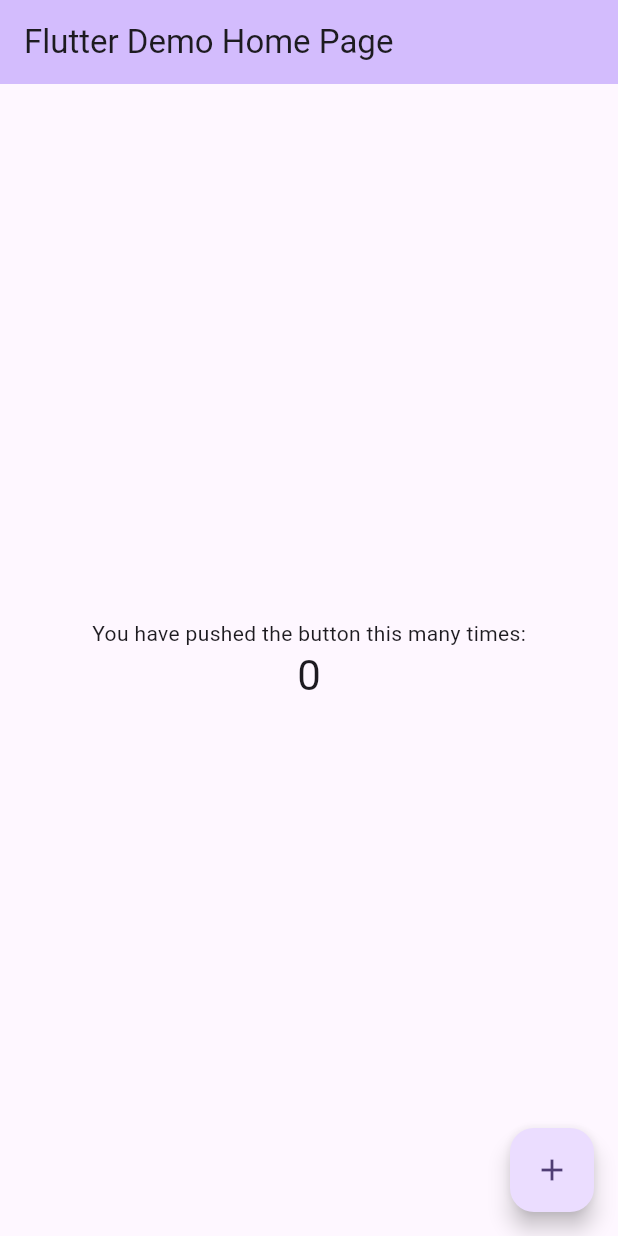
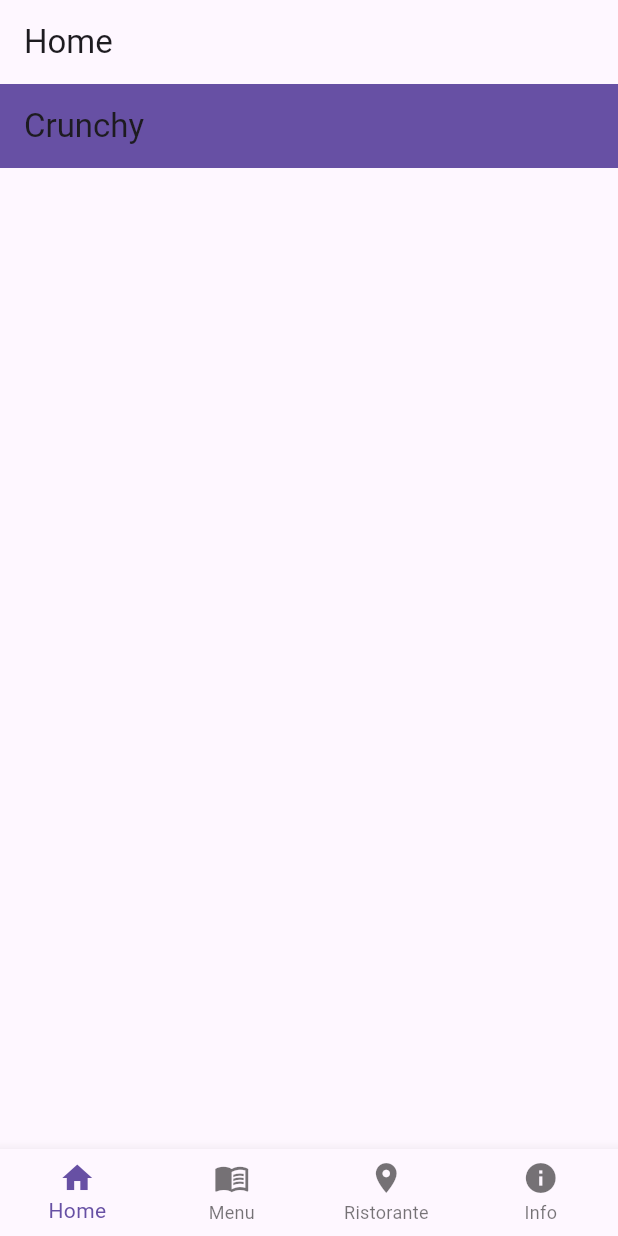
Before and after one commit to AandreaSp/crunchy, a Flutter app: the screen it shows after launch, on a phone screen of 412 x 824 dp. Run offline on Flutter 3.47's test engine with Material 3 defaults, Android fonts, the phone set to English and light mode, and no system bars.

Commit message:
creazione home

```diff
--- /dev/null
+++ b/lib/bottom_bar.dart
@@ -0,0 +1,60 @@
+import 'package:flutter/material.dart';
+import 'home.dart';
+//import 'menu.dart';
+//import 'location.dart';
+//import 'info.dart';
+
+class CrunchyBottomBar extends StatefulWidget {
+  const CrunchyBottomBar({super.key});
+
+  @override
+  State<CrunchyBottomBar> createState() => _CrunchyShellState();
+}
+
+class _CrunchyShellState extends State<CrunchyBottomBar> {
+  int _currentIndex = 0;
+
+  final _pages = const [
+    HomePage(),
+    // MenuPage(),
+    // LocationPage(),
+    // InfoPage(),
+  ];
+
+  final _titles = const ['Home', 'Menu', 'Location', 'Info'];
+
+  @override
+  Widget build(BuildContext context) {
+    return Scaffold(
+      appBar: AppBar(title: Text(_titles[_currentIndex])),
+      body: _pages[_currentIndex],
+      bottomNavigationBar: BottomNavigationBar(
+        currentIndex: _currentIndex,
+        onTap: (i) => setState(() => _currentIndex = i),
+        type: BottomNavigationBarType.fixed,
+        items: const [
+          BottomNavigationBarItem(
+            icon: Icon(Icons.home),
+            label: 'Home',
+            tooltip: 'Vai alla Home',
+          ),
+          BottomNavigationBarItem(
+            icon: Icon(Icons.menu_book),
+            label: 'Menu',
+            tooltip: 'Guarda il menù',
+          ),
+          BottomNavigationBarItem(
+            icon: Icon(Icons.place),
+            label: 'Ristorante',
+            tooltip: 'Trova ristorante',
+          ),
+          BottomNavigationBarItem(
+            icon: Icon(Icons.info),
+            label: 'Info',
+            tooltip: 'Informazioni',
+          ),
+        ],
+      ),
+    );
+  }
+}
--- /dev/null
+++ b/lib/home.dart
@@ -0,0 +1,14 @@
+import 'package:flutter/material.dart';
+
+class HomePage extends StatelessWidget {
+  const HomePage({super.key});
+  @override
+  Widget build(BuildContext context) {
+    return Scaffold(
+      appBar: AppBar(
+        title: const Text('Crunchy'),
+        backgroundColor: Theme.of(context).colorScheme.primary,
+      ),
+    );
+  }
+}
--- a/lib/main.dart
+++ b/lib/main.dart
@@ -1,122 +1,15 @@
 import 'package:flutter/material.dart';
+import 'bottom_bar.dart';
 
-void main() {
-  runApp(const MyApp());
-}
+void main() => runApp(const CrunchyApp());
 
-class MyApp extends StatelessWidget {
-  const MyApp({super.key});
-
-  // This widget is the root of your application.
+class CrunchyApp extends StatelessWidget {
+  const CrunchyApp({super.key});
   @override
   Widget build(BuildContext context) {
     return MaterialApp(
-      title: 'Flutter Demo',
-      theme: ThemeData(
-        // This is the theme of your application.
-        //
-        // TRY THIS: Try running your application with "flutter run". You'll see
-        // the application has a purple toolbar. Then, without quitting the app,
-        // try changing the seedColor in the colorScheme below to Colors.green
-        // and then invoke "hot reload" (save your changes or press the "hot
-        // reload" button in a Flutter-supported IDE, or press "r" if you used
-        // the command line to start the app).
-        //
-        // Notice that the counter didn't reset back to zero; the application
-        // state is not lost during the reload. To reset the state, use hot
-        // restart instead.
-        //
-        // This works for code too, not just values: Most code changes can be
-        // tested with just a hot reload.
-        colorScheme: ColorScheme.fromSeed(seedColor: Colors.deepPurple),
-      ),
-      home: const MyHomePage(title: 'Flutter Demo Home Page'),
+      theme: ThemeData(useMaterial3: true),
+      home: const CrunchyBottomBar(),
     );
   }
 }
-
-class MyHomePage extends StatefulWidget {
-  const MyHomePage({super.key, required this.title});
-
-  // This widget is the home page of your application. It is stateful, meaning
-  // that it has a State object (defined below) that contains fields that affect
-  // how it looks.
-
-  // This class is the configuration for the state. It holds the values (in this
-  // case the title) provided by the parent (in this case the App widget) and
-  // used by the build method of the State. Fields in a Widget subclass are
-  // always marked "final".
-
-  final String title;
-
-  @override
-  State<MyHomePage> createState() => _MyHomePageState();
-}
-
-class _MyHomePageState extends State<MyHomePage> {
-  int _counter = 0;
-
-  void _incrementCounter() {
-    setState(() {
-      // This call to setState tells the Flutter framework that something has
-      // changed in this State, which causes it to rerun the build method below
-      // so that the display can reflect the updated values. If we changed
-      // _counter without calling setState(), then the build method would not be
-      // called again, and so nothing would appear to happen.
-      _counter++;
-    });
-  }
-
-  @override
-  Widget build(BuildContext context) {
-    // This method is rerun every time setState is called, for instance as done
-    // by the _incrementCounter method above.
-    //
-    // The Flutter framework has been optimized to make rerunning build methods
-    // fast, so that you can just rebuild anything that needs updating rather
-    // than having to individually change instances of widgets.
-    return Scaffold(
-      appBar: AppBar(
-        // TRY THIS: Try changing the color here to a specific color (to
-        // Colors.amber, perhaps?) and trigger a hot reload to see the AppBar
-        // change color while the other colors stay the same.
-        backgroundColor: Theme.of(context).colorScheme.inversePrimary,
-        // Here we take the value from the MyHomePage object that was created by
-        // the App.build method, and use it to set our appbar title.
-        title: Text(widget.title),
-      ),
-      body: Center(
-        // Center is a layout widget. It takes a single child and positions it
-        // in the middle of the parent.
-        child: Column(
-          // Column is also a layout widget. It takes a list of children and
-          // arranges them vertically. By default, it sizes itself to fit its
-          // children horizontally, and tries to be as tall as its parent.
-          //
-          // Column has various properties to control how it sizes itself and
-          // how it positions its children. Here we use mainAxisAlignment to
-          // center the children vertically; the main axis here is the vertical
-          // axis because Columns are vertical (the cross axis would be
-          // horizontal).
-          //
-          // TRY THIS: Invoke "debug painting" (choose the "Toggle Debug Paint"
-          // action in the IDE, or press "p" in the console), to see the
-          // wireframe for each widget.
-          mainAxisAlignment: MainAxisAlignment.center,
-          children: <Widget>[
-            const Text('You have pushed the button this many times:'),
-            Text(
-              '$_counter',
-              style: Theme.of(context).textTheme.headlineMedium,
-            ),
-          ],
-        ),
-      ),
-      floatingActionButton: FloatingActionButton(
-        onPressed: _incrementCounter,
-        tooltip: 'Increment',
-        child: const Icon(Icons.add),
-      ), // This trailing comma makes auto-formatting nicer for build methods.
-    );
-  }
-}
```
